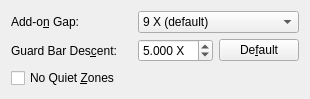
The window that frontend_qt/grpUPCA.ui (zint/zint) describes before a commit, drawn with Qt 5.
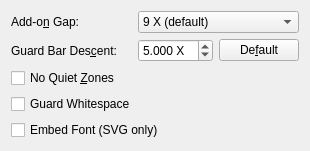
The same window after the commit.

What changed in the file:
```diff
--- a/frontend_qt/grpUPCA.ui
+++ b/frontend_qt/grpUPCA.ui
@@ -168,6 +168,34 @@
      </property>
     </widget>
    </item>
+   <item>
+    <widget class="QCheckBox" name="chkUPCAGuardWhitespace">
+     <property name="text">
+      <string>Guard Whitespace</string>
+     </property>
+     <property name="checked">
+      <bool>false</bool>
+     </property>
+     <property name="toolTip">
+      <string>Add quiet zone indicators ("&lt;", "&gt;") to Human Readable Text (HRT)
+(ignored if disabled)</string>
+     </property>
+    </widget>
+   </item>
+   <item>
+    <widget class="QCheckBox" name="chkUPCAEmbedVectorFont">
+     <property name="text">
+      <string>Embed Font (SVG only)</string>
+     </property>
+     <property name="checked">
+      <bool>false</bool>
+     </property>
+     <property name="toolTip">
+      <string>Embed OCR-B font in SVG output
+(ignored if disabled)</string>
+     </property>
+    </widget>
+   </item>
    <item>
     <spacer name="verticalSpacerUPCA">
      <property name="orientation">
```
